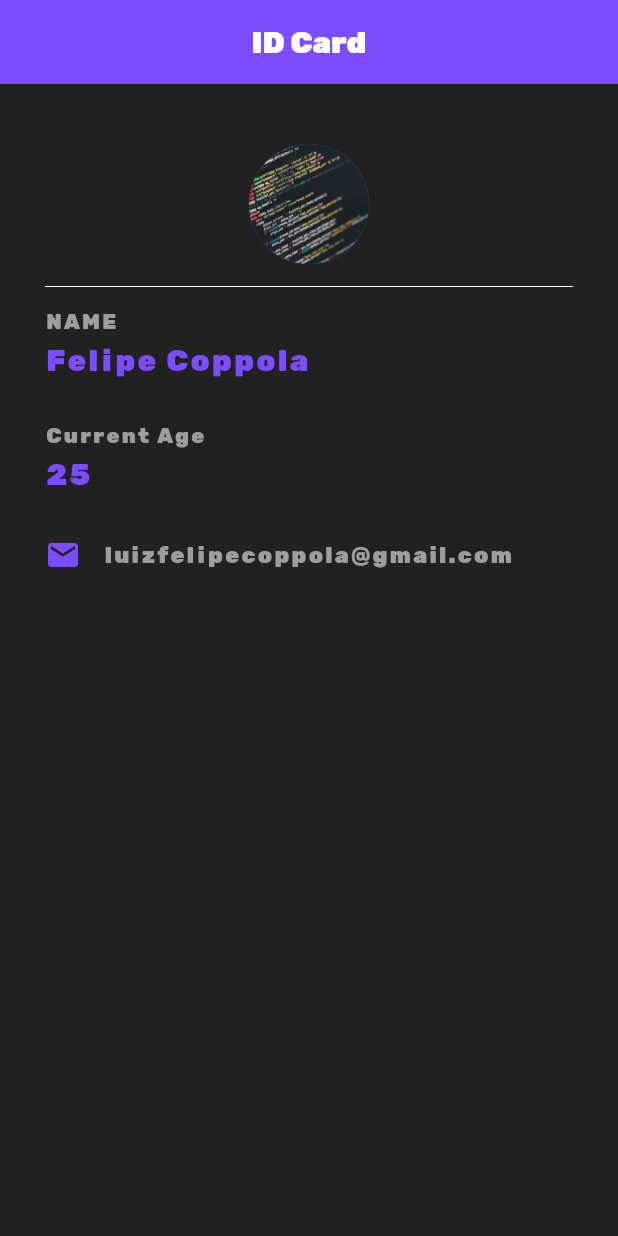
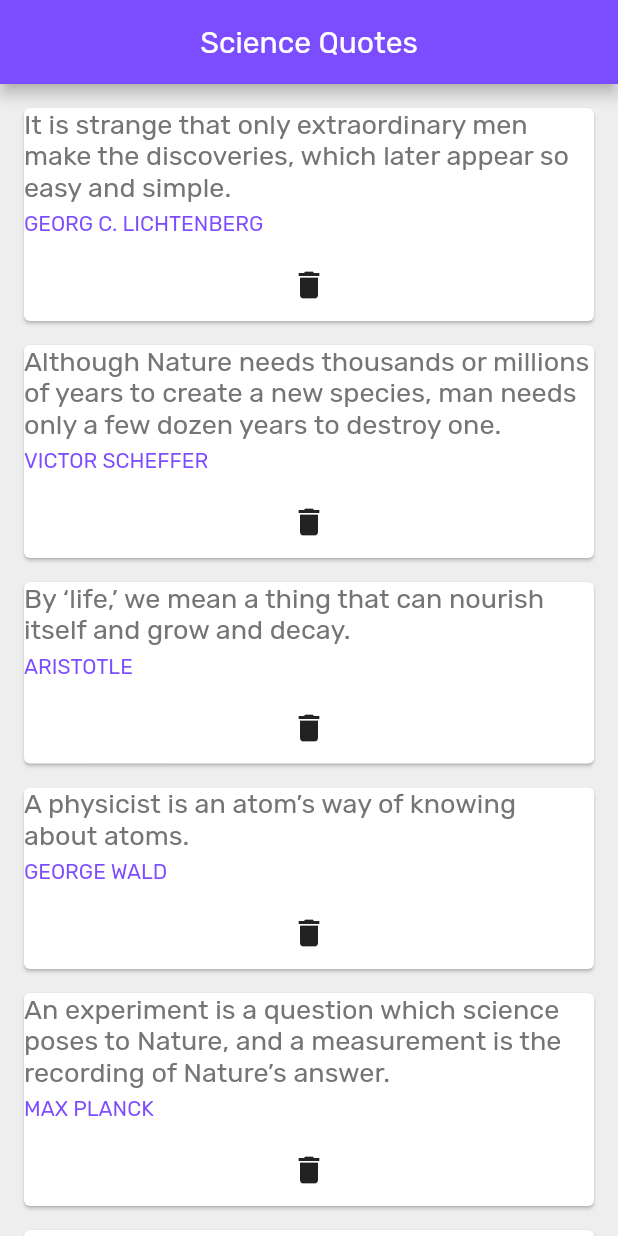
Before and after one commit to lfcoppola/flutter, a Flutter app: the screen it shows after launch, on a phone screen of 412 x 824 dp. Run offline on Flutter 3.47's test engine with Material 2 defaults, Android fonts, the phone set to English and light mode, and no system bars.

Commit message:
Science Quote Cards

```diff
--- a/lib/main.dart
+++ b/lib/main.dart
@@ -1,108 +1,71 @@
 import 'package:flutter/material.dart';
+import 'quote.dart';
+import 'quote_card.dart';
 
 const primaryColor = Colors.deepPurpleAccent;
 
 void main() => runApp(
       MaterialApp(
-        home: Home(),
+        home: QuoteList(),
         theme: ThemeData(
           fontFamily: 'Rubik',
         ),
       ),
     );
 
-class Home extends StatelessWidget {
-  const Home({Key? key}) : super(key: key);
+class QuoteList extends StatefulWidget {
+  const QuoteList({Key? key}) : super(key: key);
+
+  @override
+  State<QuoteList> createState() => _QuoteListState();
+}
+
+class _QuoteListState extends State<QuoteList> {
+  List<Quote> quotes = [
+    Quote(
+        author: 'GEORG C. LICHTENBERG',
+        text:
+            'It is strange that only extraordinary men make the discoveries, which later appear so easy and simple.'),
+    Quote(
+        author: 'VICTOR SCHEFFER',
+        text:
+            'Although Nature needs thousands or millions of years to create a new species, man needs only a few dozen years to destroy one.'),
+    Quote(
+        author: 'ARISTOTLE',
+        text:
+            'By ‘life,’ we mean a thing that can nourish itself and grow and decay.'),
+    Quote(
+        author: 'GEORGE WALD',
+        text: 'A physicist is an atom’s way of knowing about atoms.'),
+    Quote(
+        author: 'MAX PLANCK',
+        text:
+            'An experiment is a question which science poses to Nature, and a measurement is the recording of Nature’s answer.'),
+    Quote(author: 'CARL SAGAN', text: 'Valid criticism does you a favor.'),
+  ];
 
   @override
   Widget build(BuildContext context) {
     return Scaffold(
-      backgroundColor: Colors.grey[900],
+      backgroundColor: Colors.grey[200],
       appBar: AppBar(
         title: const Text(
-          'ID Card',
+          'Science Quotes',
         ),
         centerTitle: true,
         backgroundColor: primaryColor,
-        elevation: 0.0,
       ),
-      body: Padding(
-        padding: const EdgeInsets.fromLTRB(30.0, 40.0, 30.0, 0.0),
+      body: SingleChildScrollView(
         child: Column(
-          crossAxisAlignment: CrossAxisAlignment.start,
-          children: [
-            const Center(
-              child: CircleAvatar(
-                backgroundImage: AssetImage('assets/images/codding.jpg'),
-                radius: 40.0,
-              ),
-            ),
-            const Divider(
-              height: 30.0,
-              color: Colors.white,
-            ),
-            const Text(
-              'NAME',
-              style: TextStyle(
-                color: Colors.grey,
-                letterSpacing: 1.5,
-              ),
-            ),
-            const SizedBox(
-              height: 5.0,
-            ),
-            const Text(
-              'Felipe Coppola',
-              style: TextStyle(
-                  color: primaryColor,
-                  letterSpacing: 1.5,
-                  fontSize: 20.0,
-                  fontWeight: FontWeight.bold),
-            ),
-            const SizedBox(
-              height: 30.0,
-            ),
-            const Text(
-              'Current Age',
-              style: TextStyle(
-                color: Colors.grey,
-                letterSpacing: 1.5,
-              ),
-            ),
-            const SizedBox(
-              height: 5.0,
-            ),
-            const Text(
-              '25',
-              style: TextStyle(
-                  color: primaryColor,
-                  letterSpacing: 1.5,
-                  fontSize: 20.0,
-                  fontWeight: FontWeight.bold),
-            ),
-            const SizedBox(
-              height: 30.0,
-            ),
-            Row(
-              children: const [
-                Icon(
-                  Icons.email,
-                  color: primaryColor,
-                ),
-                SizedBox(
-                  width: 15.0,
-                ),
-                Text(
-                  'luizfelipecoppola@gmail.com',
-                  style: TextStyle(
-                      color: Colors.grey,
-                      letterSpacing: 1.5,
-                      fontSize: 15.0,
-                      fontWeight: FontWeight.bold),
-                ),
-              ],
-            ),
-          ],
+          children: quotes
+              .map((quote) => QuoteCard(
+                  quote: quote,
+                  delete: () {
+                    setState(() {
+                      quotes.remove(quote);
+                    });
+                  }))
+              .toList(),
         ),
       ),
     );
--- /dev/null
+++ b/lib/quote.dart
@@ -0,0 +1,6 @@
+class Quote {
+  String text;
+  String author;
+
+  Quote({required this.text, required this.author});
+}
--- /dev/null
+++ b/lib/quote_card.dart
@@ -0,0 +1,46 @@
+import 'package:flutter/material.dart';
+import 'quote.dart';
+
+const primaryColor = Colors.deepPurpleAccent;
+
+class QuoteCard extends StatelessWidget {
+  final Quote quote;
+  final VoidCallback delete;
+
+  const QuoteCard({required this.quote, required this.delete});
+  @override
+  Widget build(BuildContext context) {
+    return Card(
+      margin: const EdgeInsets.fromLTRB(16.0, 16.0, 16.0, 0.0),
+      child: Column(
+        crossAxisAlignment: CrossAxisAlignment.stretch,
+        children: [
+          Text(
+            quote.text,
+            style: TextStyle(
+              fontSize: 18.0,
+              color: Colors.grey[600],
+            ),
+          ),
+          const SizedBox(
+            height: 6.0,
+          ),
+          Text(
+            quote.author,
+            style: const TextStyle(
+              fontSize: 14.0,
+              color: primaryColor,
+            ),
+          ),
+          SizedBox(
+            height: 8.0,
+          ),
+          IconButton(
+            onPressed: delete,
+            icon: const Icon(Icons.delete),
+          )
+        ],
+      ),
+    );
+  }
+}
--- a/pubspec.yaml
+++ b/pubspec.yaml
@@ -75,7 +75,7 @@ flutter:
   fonts:
     - family: Rubik
       fonts:
-        - asset: fonts/Rubik/Rubik-Black.ttf
+        - asset: fonts/Rubik/Rubik-Regular.ttf
 
 
   #
```
Also changed, not shown: assets/images/cheerleader.jpg (deleted), assets/images/codding.jpg (deleted), assets/images/field-1.jpg (deleted), assets/images/field-2.jpg (deleted).
